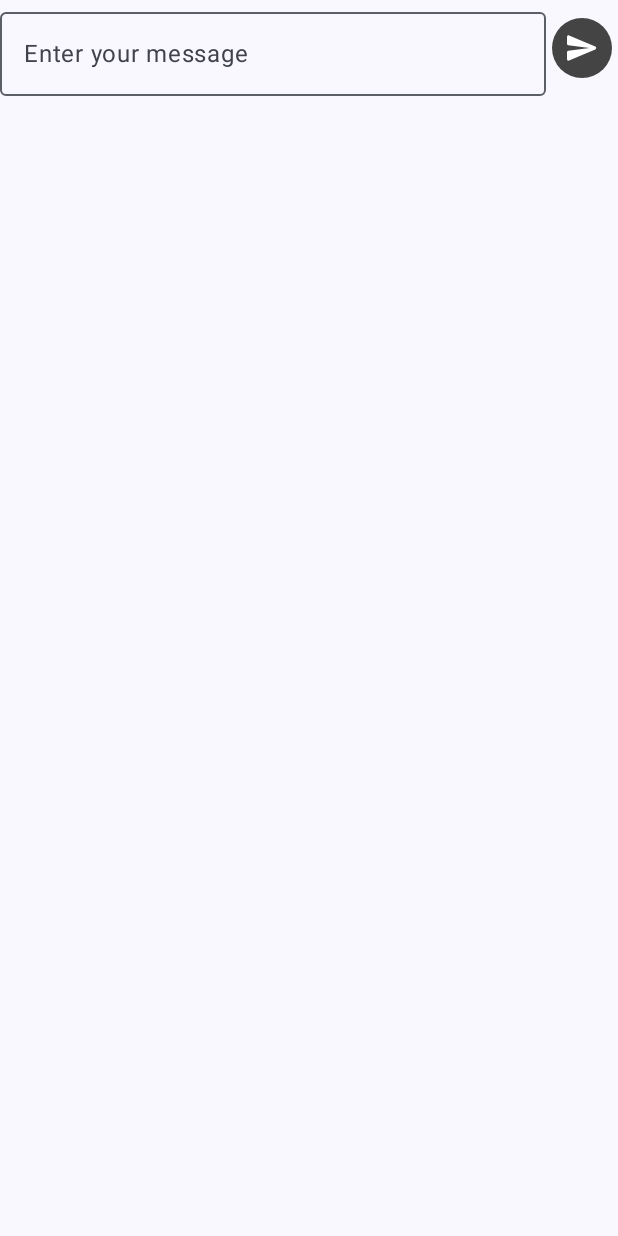
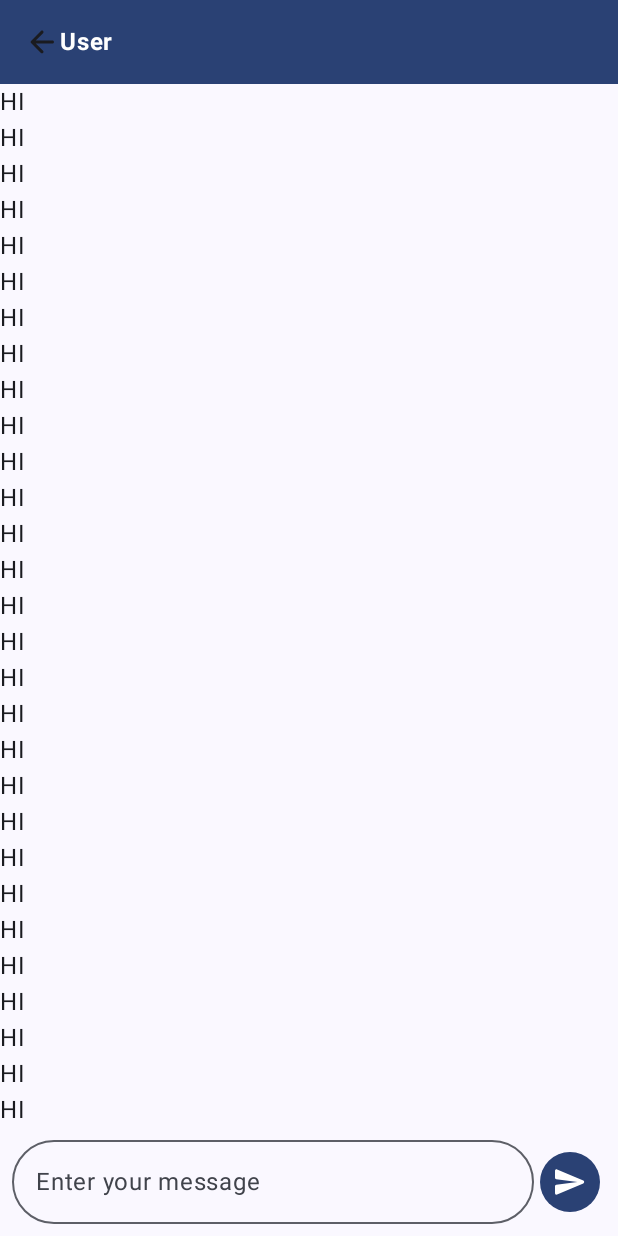
Before and after one commit to sriram005/ChatZ, an Android app built with Jetpack Compose: the composable ChatScreen called with empty values, on a phone screen of 412 x 824 dp. Run offline under Robolectric (Android 15) with nearby library versions, the light colour scheme and no system bars.

Commit message:
Implemented topbar in chat and storing of message in the firebase

```diff
--- a/app/src/main/java/com/mofosoft/chatz/data/Constants.kt
+++ b/app/src/main/java/com/mofosoft/chatz/data/Constants.kt
@@ -2,3 +2,4 @@ package com.mofosoft.chatz.data
 
 const val USER_NODE = "User"
 const val CHATS = "chats"
+const val MESSAGE = "message"
--- a/app/src/main/java/com/mofosoft/chatz/data/DataTypes.kt
+++ b/app/src/main/java/com/mofosoft/chatz/data/DataTypes.kt
@@ -27,3 +27,9 @@ data class ChatUser(
     val imageUrl : String? = "",
     val number: String? = ""
 )
+
+data class Message(
+    val sendBy : String? = "",
+    val message : String? = "",
+    val timestamp : String? = ""
+)
--- a/app/src/main/java/com/mofosoft/chatz/screens/ChatScreen.kt
+++ b/app/src/main/java/com/mofosoft/chatz/screens/ChatScreen.kt
@@ -1,17 +1,28 @@
 package com.mofosoft.chatz.screens
 
 import androidx.compose.foundation.background
+import androidx.compose.foundation.clickable
 import androidx.compose.foundation.layout.Arrangement
+import androidx.compose.foundation.layout.Column
+import androidx.compose.foundation.layout.PaddingValues
 import androidx.compose.foundation.layout.Row
+import androidx.compose.foundation.layout.fillMaxSize
 import androidx.compose.foundation.layout.fillMaxWidth
+import androidx.compose.foundation.layout.height
 import androidx.compose.foundation.layout.padding
+import androidx.compose.foundation.lazy.LazyColumn
 import androidx.compose.foundation.shape.CircleShape
+import androidx.compose.foundation.shape.RoundedCornerShape
 import androidx.compose.material.icons.Icons
 import androidx.compose.material.icons.filled.Send
+import androidx.compose.material.icons.rounded.ArrowBack
 import androidx.compose.material.icons.rounded.Send
 import androidx.compose.material3.Icon
 import androidx.compose.material3.IconButton
+import androidx.compose.material3.MaterialTheme
 import androidx.compose.material3.OutlinedTextField
+import androidx.compose.material3.Scaffold
+import androidx.compose.material3.Surface
 import androidx.compose.material3.Text
 import androidx.compose.runtime.Composable
 import androidx.compose.runtime.getValue
@@ -22,8 +33,10 @@ import androidx.compose.ui.Alignment
 import androidx.compose.ui.Modifier
 import androidx.compose.ui.draw.clip
 import androidx.compose.ui.graphics.Color
+import androidx.compose.ui.text.font.FontWeight
 import androidx.compose.ui.tooling.preview.Preview
 import androidx.compose.ui.unit.dp
+import androidx.compose.ui.unit.sp
 import androidx.navigation.NavController
 import com.mofosoft.chatz.ChatViewModel
 
@@ -33,14 +46,79 @@ fun ChatScreen(
     chatViewModel: ChatViewModel,
     chatId : String
 ) {
-    var message by remember { mutableStateOf("") }
-    SendBox(message = message, onMessageChanged = {
-        message = it
-    }) {
+    Surface(
+        modifier = Modifier.fillMaxSize(),
+        color = MaterialTheme.colorScheme.background
+    ) {
+        Scaffold(
+            topBar = {
+                Row(
+                    modifier = Modifier
+                        .fillMaxWidth()
+                        .height(56.dp)
+                        .background(color = MaterialTheme.colorScheme.primary)
+                        .padding(horizontal = 16.dp),
+                    verticalAlignment = Alignment.CenterVertically,
+                ) {
+                    Icon(
+                        modifier = Modifier.clickable {
+                            navController.popBackStack()
+                        },
+                        imageVector = Icons.Rounded.ArrowBack,
+                        contentDescription = "back"
+                    )
+                    Text(
+                        modifier = Modifier.weight(1f),
+                        text = "User",
+                        fontSize = 16.sp,
+                        fontWeight = FontWeight.Bold,
+                        color = MaterialTheme.colorScheme.onPrimary
+                    )
+                }
+            },
 
+        ) {
+            ChatView(
+                paddingValues = it,
+                chatViewModel = chatViewModel,
+                chatId = chatId
+            )
+        }
     }
 }
 
+@Composable
+fun ChatView(
+    paddingValues: PaddingValues,
+    chatViewModel: ChatViewModel,
+    chatId: String
+) {
+    var message by remember { mutableStateOf("") }
+    val sendMessage = {
+        chatViewModel.onSendMessage(chatId, message)
+        message = ""
+    }
+
+    Column(
+        modifier = Modifier
+            .fillMaxSize()
+            .padding(paddingValues)
+    ) {
+        LazyColumn(
+            modifier = Modifier
+                .weight(1f)
+        ){
+            items(50){
+                Text(text = "HI")
+            }
+        }
+        SendBox(message = message, onMessageChanged = {
+            message = it
+        }) {
+
+        }
+    }
+}
 
 @Composable
 fun SendBox(
@@ -51,7 +129,7 @@ fun SendBox(
     Row (
         modifier = Modifier
             .fillMaxWidth()
-            ,
+            .padding(8.dp),
         verticalAlignment = Alignment.CenterVertically,
         horizontalArrangement = Arrangement.Center
     ){
@@ -59,18 +137,20 @@ fun SendBox(
             modifier = Modifier.weight(1f),
             value = message,
             onValueChange = onMessageChanged,
-            label = {
+            placeholder = {
                 Text(text = "Enter your message")
-            }
+            },
+            shape = RoundedCornerShape(35.dp)
         )
         IconButton(
+            modifier = Modifier.background(color = Color.Transparent),
             onClick = { onSend.invoke() }
         ) {
             Icon(
                 imageVector = Icons.Rounded.Send,
                 contentDescription = "send",
                 modifier = Modifier
-                    .background(Color.DarkGray)
+                    .background(MaterialTheme.colorScheme.primary)
                     .clip(CircleShape)
                     .padding(8.dp),
                 tint = Color.White
```
Also changed, not shown: app/src/main/java/com/mofosoft/chatz/ChatViewModel.kt (+12 -0 lines).
